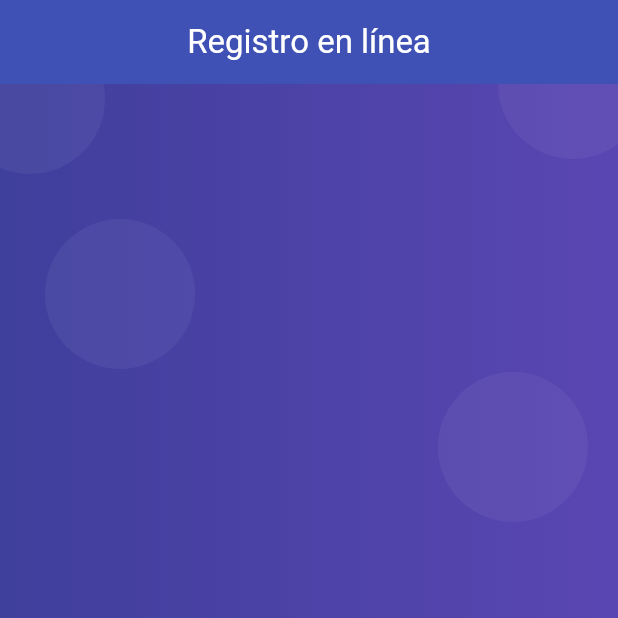
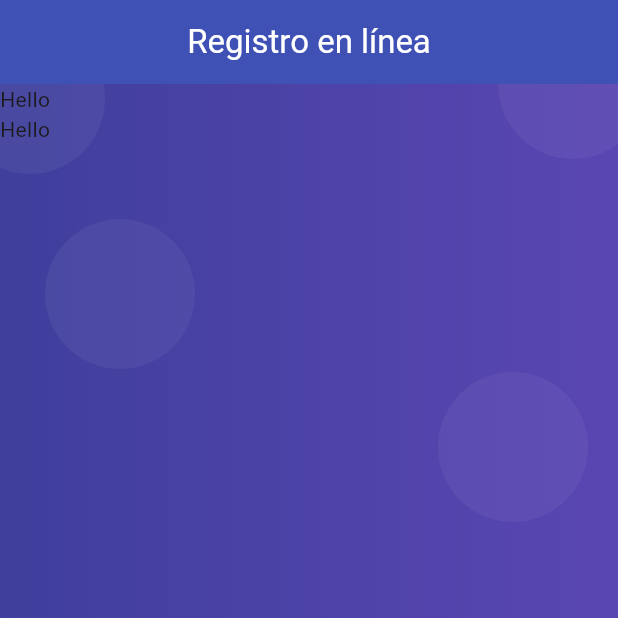
Before and after one commit to CristianBonilla/manage_student_credits_mobile, a Flutter app: the screen it shows after launch, on a phone screen of 412 x 824 dp, the top half of it. Run offline on Flutter 3.47's test engine with Material 3 defaults, Android fonts, the phone set to English and light mode, and no system bars.

Commit message:
:construction: Proper refactoring of screens and widgets

```diff
--- a/lib/main.dart
+++ b/lib/main.dart
@@ -15,17 +15,22 @@ class MainApp extends StatelessWidget {
       title: 'Créditos para estudiantes',
       initialRoute: 'home',
       routes: {
-        'home': (_) => HomeScreen(),
-        'teachers': (_) => TeachersScreen(),
-        'students': (_) => StudentsScreen(),
-        'subjects': (_) => SubjectsScreen(),
+        'home': (_) => const HomeScreen(),
+        'teachers': (_) => const TeachersScreen(),
+        'students': (_) => const StudentsScreen(),
+        'subjects': (_) => const SubjectsScreen(),
       },
       theme: ThemeData.light().copyWith(
         scaffoldBackgroundColor: Colors.grey[300],
-        appBarTheme: AppBarTheme(
+        appBarTheme: const AppBarTheme(
           elevation: 0,
           color: Colors.indigo,
           centerTitle: true,
+        ),
+        floatingActionButtonTheme: const FloatingActionButtonThemeData(
+          backgroundColor: Colors.indigo,
+          shape: CircleBorder(),
+          elevation: 0,
         ),
       ),
     );
--- a/lib/screens/home_screen.dart
+++ b/lib/screens/home_screen.dart
@@ -8,9 +8,17 @@ class HomeScreen extends StatelessWidget {
   Widget build(BuildContext context) {
     return Scaffold(
       appBar: AppBar(
-        title: Text('Registro en línea', style: TextStyle(color: Colors.white)),
+        title: const Text(
+          'Registro en línea',
+          style: TextStyle(color: Colors.white),
+        ),
       ),
-      body: Background(),
+      body: Background(
+        child: ListView.builder(
+          itemCount: 2,
+          itemBuilder: (context, index) => Text('Hello'),
+        ),
+      ),
     );
   }
 }
--- a/lib/screens/students_screen.dart
+++ b/lib/screens/students_screen.dart
@@ -1,12 +1,11 @@
 import 'package:flutter/material.dart';
+import 'package:manage_student_credits_mobile/widgets/widgets.dart';
 
 class StudentsScreen extends StatelessWidget {
   const StudentsScreen({super.key});
 
   @override
   Widget build(BuildContext context) {
-    return Scaffold(
-      body: Center(child: Text('Students')), // Center
-    );
+    return ScreenContainer(title: 'Estudiantes');
   }
 }
--- a/lib/screens/subjects_screen.dart
+++ b/lib/screens/subjects_screen.dart
@@ -1,12 +1,11 @@
 import 'package:flutter/material.dart';
+import 'package:manage_student_credits_mobile/widgets/widgets.dart';
 
 class SubjectsScreen extends StatelessWidget {
   const SubjectsScreen({super.key});
 
   @override
   Widget build(BuildContext context) {
-    return Scaffold(
-      body: Center(child: Text('Subjects')), // Center
-    );
+    return ScreenContainer(title: 'Asignaturas');
   }
 }
--- a/lib/screens/teachers_screen.dart
+++ b/lib/screens/teachers_screen.dart
@@ -1,12 +1,11 @@
 import 'package:flutter/material.dart';
+import 'package:manage_student_credits_mobile/widgets/widgets.dart';
 
 class TeachersScreen extends StatelessWidget {
   const TeachersScreen({super.key});
 
   @override
   Widget build(BuildContext context) {
-    return Scaffold(
-      body: Center(child: Text('Teachers')), // Center
-    );
+    return ScreenContainer(title: 'Profesores');
   }
 }
--- a/lib/widgets/background.dart
+++ b/lib/widgets/background.dart
@@ -1,14 +1,16 @@
 import 'package:flutter/material.dart';
 
 class Background extends StatelessWidget {
-  const Background({super.key});
+  final Widget child;
+
+  const Background({super.key, required this.child});
 
   @override
   Widget build(BuildContext context) {
     return SizedBox(
       width: double.infinity,
       height: double.infinity,
-      child: Stack(children: [_PurpleBox()]),
+      child: Stack(children: [_PurpleBox(), child]),
     );
   }
 }
@@ -34,7 +36,7 @@ class _PurpleBox extends StatelessWidget {
     );
   }
 
-  BoxDecoration _purpleBackground() => BoxDecoration(
+  BoxDecoration _purpleBackground() => const BoxDecoration(
     gradient: LinearGradient(
       colors: [Color.fromRGBO(63, 63, 156, 1), Color.fromRGBO(90, 70, 178, 1)],
     ),
--- a/lib/widgets/widgets.dart
+++ b/lib/widgets/widgets.dart
@@ -1 +1,2 @@
+export 'package:manage_student_credits_mobile/widgets/screen_container.dart';
 export 'package:manage_student_credits_mobile/widgets/background.dart';
```
Also changed, not shown: lib/widgets/screen_container.dart (added, +23 -0 lines).
